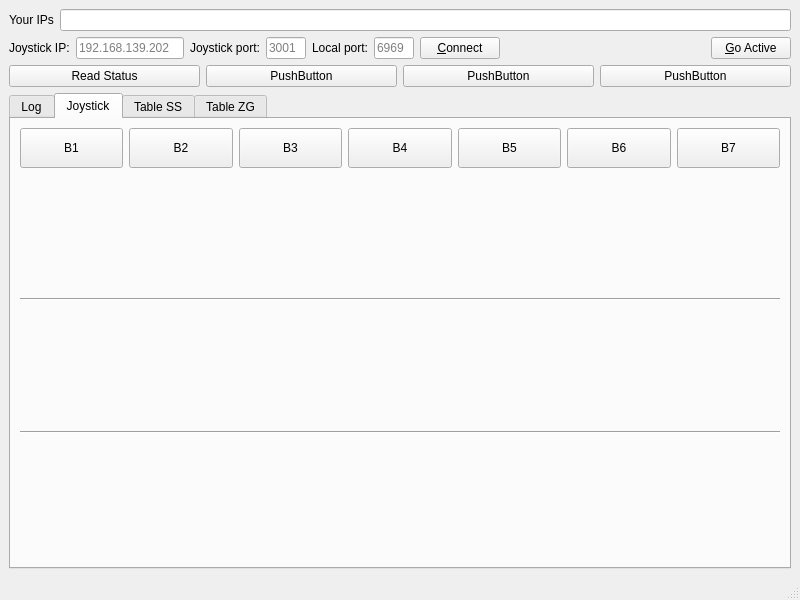
Above: src/main_window.ui from gianmaria/smarter-gui-demo before the change. Below: the same form after it.
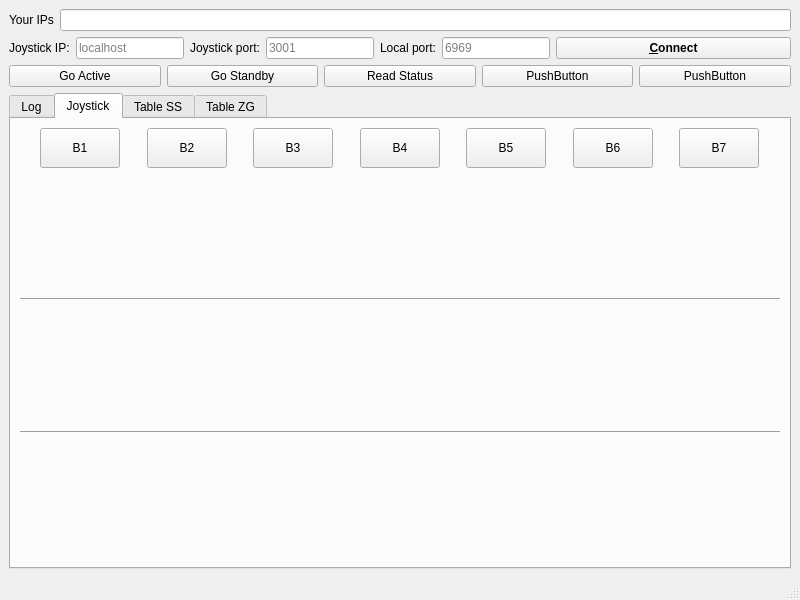
That is the form after the change. Custom widgets are drawn as their Qt base class.

Commit message: go active and go standby now available

```diff
--- a/src/main_window.ui
+++ b/src/main_window.ui
@@ -94,14 +94,14 @@
       <item>
        <widget class="QLineEdit" name="le_joystick_ip">
         <property name="sizePolicy">
-         <sizepolicy hsizetype="Minimum" vsizetype="Fixed">
+         <sizepolicy hsizetype="Preferred" vsizetype="Preferred">
           <horstretch>0</horstretch>
           <verstretch>0</verstretch>
          </sizepolicy>
         </property>
         <property name="minimumSize">
          <size>
-          <width>100</width>
+          <width>0</width>
           <height>0</height>
          </size>
         </property>
@@ -109,7 +109,7 @@
          <string/>
         </property>
         <property name="placeholderText">
-         <string>192.168.139.202</string>
+         <string>localhost</string>
         </property>
        </widget>
       </item>
@@ -129,7 +129,7 @@
       <item>
        <widget class="QLineEdit" name="le_joystick_port">
         <property name="sizePolicy">
-         <sizepolicy hsizetype="Minimum" vsizetype="Fixed">
+         <sizepolicy hsizetype="Preferred" vsizetype="Preferred">
           <horstretch>0</horstretch>
           <verstretch>0</verstretch>
          </sizepolicy>
@@ -142,7 +142,7 @@
         </property>
         <property name="maximumSize">
          <size>
-          <width>40</width>
+          <width>16777215</width>
           <height>16777215</height>
          </size>
         </property>
@@ -170,14 +170,14 @@
       <item>
        <widget class="QLineEdit" name="le_local_port">
         <property name="sizePolicy">
-         <sizepolicy hsizetype="Minimum" vsizetype="Fixed">
+         <sizepolicy hsizetype="Preferred" vsizetype="Preferred">
           <horstretch>0</horstretch>
           <verstretch>0</verstretch>
          </sizepolicy>
         </property>
         <property name="maximumSize">
          <size>
-          <width>40</width>
+          <width>16777215</width>
           <height>16777215</height>
          </size>
         </property>
@@ -191,31 +191,22 @@
       </item>
       <item>
        <widget class="QPushButton" name="pb_connect">
+        <property name="sizePolicy">
+         <sizepolicy hsizetype="Expanding" vsizetype="Preferred">
+          <horstretch>0</horstretch>
+          <verstretch>0</verstretch>
+         </sizepolicy>
+        </property>
+        <property name="styleSheet">
+         <string notr="true">QPushButton {
+	font: bold;
+}</string>
+        </property>
         <property name="text">
          <string>&amp;Connect</string>
         </property>
        </widget>
       </item>
-      <item>
-       <spacer name="horizontal_spacer">
-        <property name="orientation">
-         <enum>Qt::Horizontal</enum>
-        </property>
-        <property name="sizeHint" stdset="0">
-         <size>
-          <width>40</width>
-          <height>20</height>
-         </size>
-        </property>
-       </spacer>
-      </item>
-      <item>
-       <widget class="QPushButton" name="pb_go_active">
-        <property name="text">
-         <string>&amp;Go Active</string>
-        </property>
-       </widget>
-      </item>
      </layout>
     </item>
     <item row="6" column="0">
@@ -262,6 +253,19 @@
        <layout class="QVBoxLayout" name="verticalLayout">
         <item>
          <layout class="QHBoxLayout" name="buttons_layout">
+          <item>
+           <spacer name="horizontalSpacer_7">
+            <property name="orientation">
+             <enum>Qt::Horizontal</enum>
+            </property>
+            <property name="sizeHint" stdset="0">
+             <size>
+              <width>40</width>
+              <height>20</height>
+             </size>
+            </property>
+           </spacer>
+          </item>
           <item>
            <widget class="QPushButton" name="pb_b1">
             <property name="sizePolicy">
@@ -299,6 +303,19 @@
             </property>
            </widget>
           </item>
+          <item>
+           <spacer name="horizontalSpacer">
+            <property name="orientation">
+             <enum>Qt::Horizontal</enum>
+            </property>
+            <property name="sizeHint" stdset="0">
+             <size>
+              <width>40</width>
+              <height>20</height>
+             </size>
+            </property>
+           </spacer>
+          </item>
           <item>
            <widget class="QPushButton" name="pb_b2">
             <property name="sizePolicy">
@@ -336,6 +353,19 @@
             </property>
            </widget>
           </item>
+          <item>
+           <spacer name="horizontalSpacer_2">
+            <property name="orientation">
+             <enum>Qt::Horizontal</enum>
+            </property>
+            <property name="sizeHint" stdset="0">
+             <size>
+              <width>40</width>
+              <height>20</height>
+             </size>
+            </property>
+           </spacer>
+          </item>
           <item>
            <widget class="QPushButton" name="pb_b3">
             <property name="sizePolicy">
@@ -373,6 +403,19 @@
             </property>
            </widget>
           </item>
+          <item>
+           <spacer name="horizontalSpacer_3">
+            <property name="orientation">
+             <enum>Qt::Horizontal</enum>
+            </property>
+            <property name="sizeHint" stdset="0">
+             <size>
+              <width>40</width>
+              <height>20</height>
+             </size>
+            </property>
+           </spacer>
+          </item>
           <item>
            <widget class="QPushButton" name="pb_b4">
             <property name="sizePolicy">
@@ -410,6 +453,19 @@
             </property>
            </widget>
           </item>
+          <item>
+           <spacer name="horizontalSpacer_4">
+            <property name="orientation">
+             <enum>Qt::Horizontal</enum>
+            </property>
+            <property name="sizeHint" stdset="0">
+             <size>
+              <width>40</width>
+              <height>20</height>
+             </size>
+            </property>
+           </spacer>
+          </item>
           <item>
            <widget class="QPushButton" name="pb_b5">
             <property name="sizePolicy">
@@ -435,6 +491,19 @@
             </property>
            </widget>
           </item>
+          <item>
+           <spacer name="horizontalSpacer_5">
+            <property name="orientation">
+             <enum>Qt::Horizontal</enum>
+            </property>
+            <property name="sizeHint" stdset="0">
+             <size>
+              <width>40</width>
+              <height>20</height>
+             </size>
+            </property>
+           </spacer>
+          </item>
           <item>
            <widget class="QPushButton" name="pb_b6">
             <property name="sizePolicy">
@@ -460,6 +529,19 @@
             </property>
            </widget>
           </item>
+          <item>
+           <spacer name="horizontalSpacer_6">
+            <property name="orientation">
+             <enum>Qt::Horizontal</enum>
+            </property>
+            <property name="sizeHint" stdset="0">
+             <size>
+              <width>40</width>
+              <height>20</height>
+             </size>
+            </property>
+           </spacer>
+          </item>
           <item>
            <widget class="QPushButton" name="pb_b7">
             <property name="sizePolicy">
@@ -497,6 +579,19 @@
             </property>
            </widget>
           </item>
+          <item>
+           <spacer name="horizontalSpacer_8">
+            <property name="orientation">
+             <enum>Qt::Horizontal</enum>
+            </property>
+            <property name="sizeHint" stdset="0">
+             <size>
+              <width>40</width>
+              <height>20</height>
+             </size>
+            </property>
+           </spacer>
+          </item>
          </layout>
         </item>
         <item>
@@ -562,6 +657,20 @@
     </item>
     <item row="3" column="0">
      <layout class="QHBoxLayout" name="horizontalLayout">
+      <item>
+       <widget class="QPushButton" name="pb_go_active">
+        <property name="text">
+         <string>Go Active</string>
+        </property>
+       </widget>
+      </item>
+      <item>
+       <widget class="QPushButton" name="pb_go_standby">
+        <property name="text">
+         <string>Go Standby</string>
+        </property>
+       </widget>
+      </item>
       <item>
        <widget class="QPushButton" name="pb_read_status">
         <property name="text">
@@ -569,13 +678,6 @@
         </property>
        </widget>
       </item>
-      <item>
-       <widget class="QPushButton" name="pushButton_4">
-        <property name="text">
-         <string>PushButton</string>
-        </property>
-       </widget>
-      </item>
       <item>
        <widget class="QPushButton" name="pushButton_3">
         <property name="text">
```
Left out of the diff: 1 changed line with no effect on the pictures. The commit also changes 2 other files.
